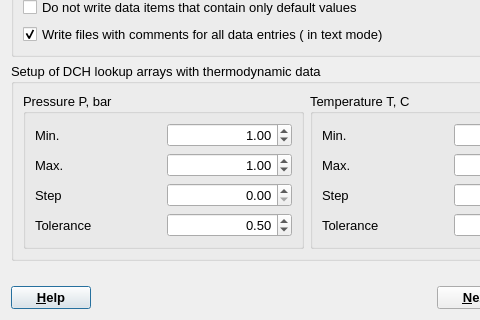
gemshub/GEMSGUI, file gems3/vizor4/dlg4/LookupDialog4.ui: the form before one commit; both pictures show x 0 to 480 and y 83 to 403 of the 614 by 403 pixel window.
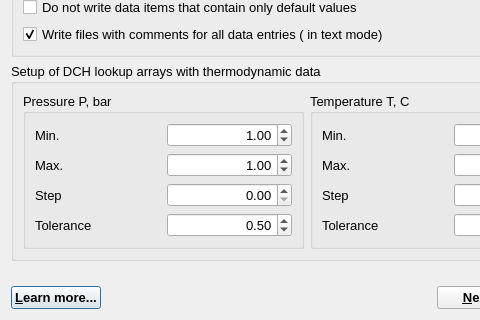
The form after the commit.

Commit message: Work with GEMS3HelpInventory.html (SD)

What changed in the file:
```diff
--- a/gems3/vizor4/dlg4/LookupDialog4.ui
+++ b/gems3/vizor4/dlg4/LookupDialog4.ui
@@ -320,7 +320,7 @@
       </font>
      </property>
      <property name="text">
-      <string>&amp;Help</string>
+      <string>&amp;Learn more...</string>
      </property>
     </widget>
    </item>
```
The commit also changes 12 other files.
